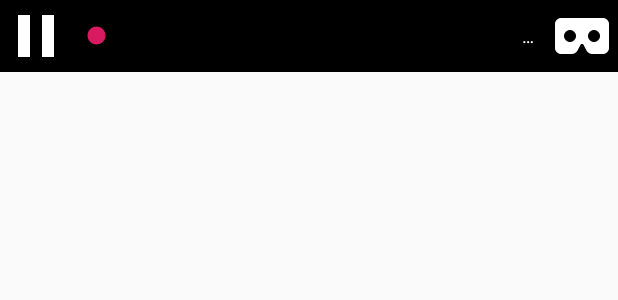
After one commit to ZSmartHome/home-cam, an Android app: the layout video_ui.xml on its own in the app's theme, with its tools: preview values and no code run, on a phone screen of 412 x 824 dp. The commit adds this screen. Shown: the top 300 px of the screen. Run offline under Robolectric (Android 15) with nearby library versions, the phone set to English and light mode, and no system bars.

Commit message:
add video_ui layout

```diff
--- /dev/null
+++ b/player/app/src/main/res/layout/video_ui.xml
@@ -0,0 +1,42 @@
+<?xml version="1.0" encoding="utf-8"?>
+<!-- UI to control video playback. See the class's javadoc for more info. -->
+<com.github.zeckson.rtspvideoplayer.VideoUiView xmlns:android="http://schemas.android.com/apk/res/android"
+    android:id="@+id/video_ui_view"
+    android:orientation="horizontal"
+    android:layout_width="match_parent"
+    android:layout_height="48dp"
+    android:background="#000">
+
+  <ImageButton
+    android:id="@+id/play_pause_toggle"
+    android:layout_width="48dp"
+    android:layout_height="match_parent"
+    android:background="@drawable/pause_button"
+    android:contentDescription="@string/pause_label"/>
+
+  <SeekBar
+    android:id="@+id/seek_bar"
+    style="?android:attr/progressBarStyleHorizontal"
+    android:layout_height="match_parent"
+    android:layout_weight="8"
+    android:layout_width="0dp"/>
+
+  <TextView
+    android:id="@+id/status_text"
+    android:text="@string/extra"
+    android:gravity="center|end"
+    android:layout_height="match_parent"
+    android:layout_width="72dp"
+    android:textSize="12sp"
+    android:textColor="#fff"
+    android:textAlignment="textEnd"
+    android:paddingStart="8dp"
+    android:paddingEnd="8dp"/>
+
+  <ImageButton
+    android:id="@+id/enter_exit_vr"
+    android:layout_width="48dp"
+    android:layout_height="match_parent"
+    android:background="@drawable/enter_vr"
+    android:contentDescription="@string/enter_vr_label"/>
+</com.github.zeckson.rtspvideoplayer.VideoUiView>
--- a/player/app/src/main/res/values/strings.xml
+++ b/player/app/src/main/res/values/strings.xml
@@ -7,4 +7,5 @@
         permission.
     </string>
     <string name="play_label">Play video</string>
+    <string name="extra">…</string>
 </resources>
```
